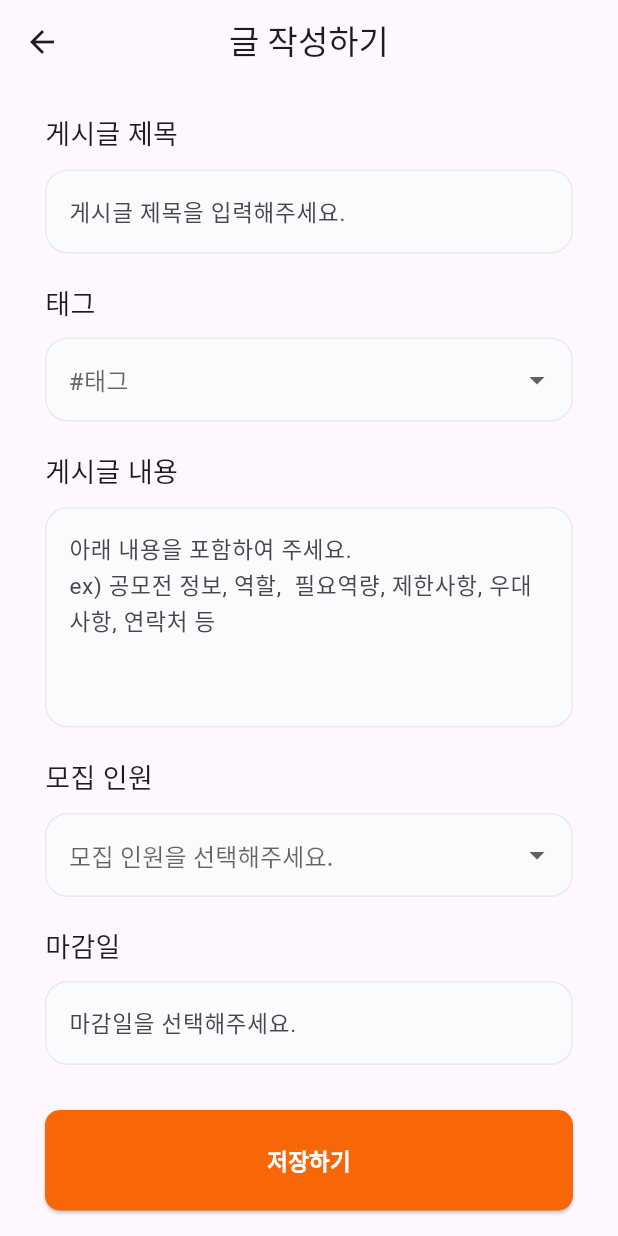
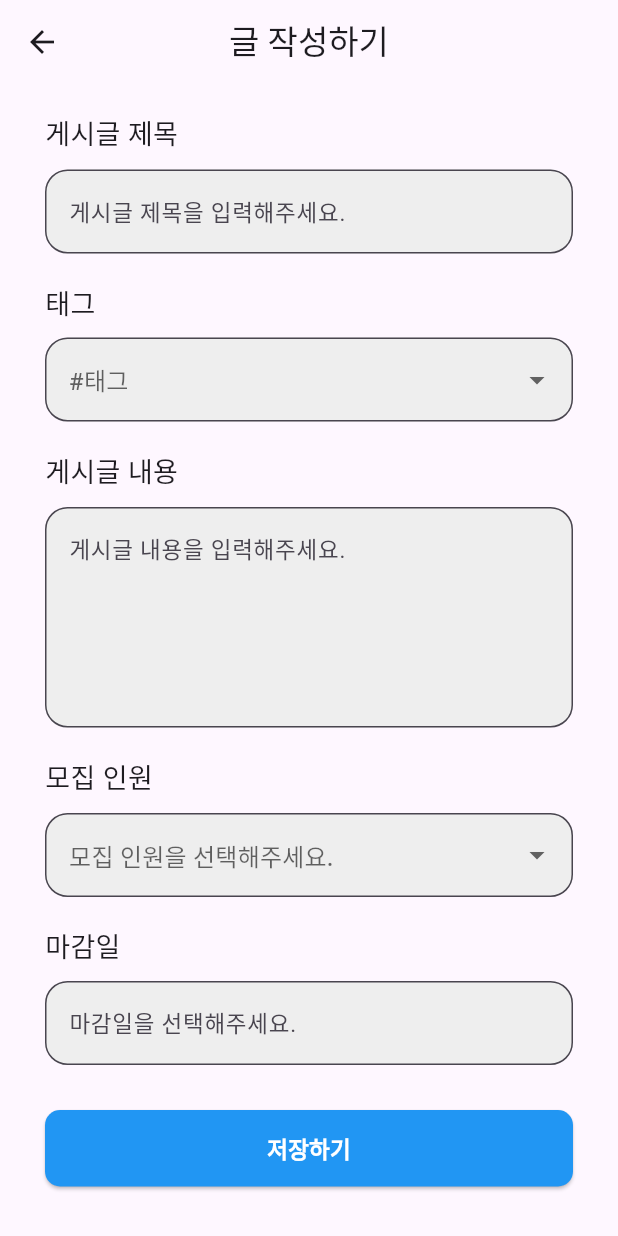
Before and after one commit to DreamOrReality/Dream-Or-Reality-Flutter, a Flutter app: the WriteMyPostScreen screen opened by its route, on a phone screen of 412 x 824 dp. Run offline on Flutter 3.47's test engine with Material 3 defaults, Android fonts, the phone set to English and light mode, and no system bars; our stand-ins replace fl_chart, shared_preferences, table_calendar; accounts and stored records are empty.

Commit message:
프로젝트 저장 연결

```diff
--- a/lib/screens/study/write_mypost_screen.dart
+++ b/lib/screens/study/write_mypost_screen.dart
@@ -1,9 +1,8 @@
+import 'dart:convert';
 import 'package:flutter/material.dart';
 import 'package:http/http.dart' as http;
 import 'package:intl/intl.dart';
-import 'dart:convert';
-
-import '../../theme/color.dart';
+import 'package:shared_preferences/shared_preferences.dart';
 
 class WriteMyPostScreen extends StatefulWidget {
   const WriteMyPostScreen({super.key});
@@ -13,35 +12,37 @@ class WriteMyPostScreen extends StatefulWidget {
 }
 
 class _WriteMyPostScreenState extends State<WriteMyPostScreen> {
-  // 작성 목록
   late String postTitle = '';
   late String postTag = '';
   late String postContent = '';
-  late int recuritCount = 0;
+  late int recruitCount = 0;
   DateTime? deadline;
 
-  // 태그 - 해당 분야 목록
-  final List<String> tags = [
-    "백엔드 개발자",
-    "프론트엔드 개발자",
-    "모바일 앱 개발자",
-    "UI/UX 디자이너",
-    "3D 디자이너",
-    "영상디자이너"
-  ];
+  // Function to get user ID from SharedPreferences
+  Future<int?> _getUserId() async {
+    final prefs = await SharedPreferences.getInstance();
+    return prefs.getInt('userId');
+  }
 
-  // 데이터 베이스 저장 로직
   Future<void> savePostToDatabase() async {
+    final userId = await _getUserId();
+    if (userId == null) {
+      ScaffoldMessenger.of(context).showSnackBar(
+        const SnackBar(content: Text("사용자 정보를 찾을 수 없습니다.")),
+      );
+      return;
+    }
+
     final url = Uri.parse('http://43.202.54.53:3000/user/saveProjects');
     final response = await http.post(
       url,
       headers: {'Content-Type': 'application/json'},
       body: jsonEncode({
-        'UserId': 2, // Replace with actual user id
+        'UserId': userId,
         'title': postTitle,
         'tag': postTag,
         'content': postContent,
-        'recruit': recuritCount,
+        'recruit': recruitCount,
         'deadline': DateFormat('yyyy-MM-dd').format(deadline!),
       }),
     );
@@ -71,17 +72,16 @@ class _WriteMyPostScreenState extends State<WriteMyPostScreen> {
             crossAxisAlignment: CrossAxisAlignment.start,
             children: [
               const SizedBox(height: 20),
-              buildInputTitle(context), // 제목 입력
+              buildInputTitle(context),
               const SizedBox(height: 20),
-              buildDropdownTag(context), // 태그 드롭다운
+              buildDropdownTag(context),
               const SizedBox(height: 20),
-              buildInputContent(context), // 게시글 내용 입력
+              buildInputContent(context),
               const SizedBox(height: 20),
-              buildRecuritInput(context), // 모집 인원 입력
+              buildRecruitInput(context),
               const SizedBox(height: 20),
-              buildDeadlineInput(context), // 마감일 입력
+              buildDeadlineInput(context),
               const SizedBox(height: 30),
-              // 저장 버튼
               SizedBox(
                 width: MediaQuery.of(context).size.width,
                 child: ElevatedButton(
@@ -90,12 +90,13 @@ class _WriteMyPostScreenState extends State<WriteMyPostScreen> {
                       savePostToDatabase();
                     } else {
                       ScaffoldMessenger.of(context).showSnackBar(
-                          const SnackBar(content: Text("마감일을 선택해주세요.")));
+                        const SnackBar(content: Text("마감일을 선택해주세요.")),
+                      );
                     }
                   },
                   style: ElevatedButton.styleFrom(
-                    backgroundColor: primaryColor,
-                    padding: const EdgeInsets.all(23),
+                    backgroundColor: Colors.blue,
+                    padding: const EdgeInsets.all(15),
                     shape: RoundedRectangleBorder(
                       borderRadius: BorderRadius.circular(10),
                     ),
@@ -103,9 +104,10 @@ class _WriteMyPostScreenState extends State<WriteMyPostScreen> {
                   child: const Text(
                     '저장하기',
                     style: TextStyle(
-                        color: Colors.white,
-                        fontWeight: FontWeight.bold,
-                        fontSize: 15),
+                      color: Colors.white,
+                      fontWeight: FontWeight.bold,
+                      fontSize: 15,
+                    ),
                   ),
                 ),
               ),
@@ -116,7 +118,6 @@ class _WriteMyPostScreenState extends State<WriteMyPostScreen> {
     );
   }
 
-  // 제목 입력
   Widget buildInputTitle(BuildContext context) {
     return Column(
       crossAxisAlignment: CrossAxisAlignment.start,
@@ -132,24 +133,10 @@ class _WriteMyPostScreenState extends State<WriteMyPostScreen> {
             hintStyle: const TextStyle(fontSize: 15),
             border: OutlineInputBorder(
               borderRadius: BorderRadius.circular(15),
-              borderSide: BorderSide(
-                color: strokeColor,
-              ),
-            ),
-            enabledBorder: OutlineInputBorder(
-              borderRadius: BorderRadius.circular(15),
-              borderSide: BorderSide(
-                color: strokeColor,
-              ),
-            ),
-            focusedBorder: OutlineInputBorder(
-              borderRadius: BorderRadius.circular(15),
-              borderSide: BorderSide(
-                color: primaryColor,
-              ),
+              borderSide: BorderSide(color: Colors.grey),
             ),
             filled: true,
-            fillColor: inputBackgroundColor,
+            fillColor: Colors.grey.shade200,
           ),
           onChanged: (value) {
             setState(() {
@@ -161,7 +148,6 @@ class _WriteMyPostScreenState extends State<WriteMyPostScreen> {
     );
   }
 
-  // 태그 드롭다운
   Widget buildDropdownTag(BuildContext context) {
     return Column(
       crossAxisAlignment: CrossAxisAlignment.start,
@@ -174,31 +160,19 @@ class _WriteMyPostScreenState extends State<WriteMyPostScreen> {
             hintStyle: const TextStyle(fontSize: 15),
             border: OutlineInputBorder(
               borderRadius: BorderRadius.circular(15),
-              borderSide: BorderSide(
-                color: strokeColor,
-              ),
-            ),
-            enabledBorder: OutlineInputBorder(
-              borderRadius: BorderRadius.circular(15),
-              borderSide: BorderSide(
-                color: strokeColor,
-              ),
-            ),
-            focusedBorder: OutlineInputBorder(
-              borderRadius: BorderRadius.circular(15),
-              borderSide: BorderSide(
-                color: primaryColor,
-              ),
+              borderSide: BorderSide(color: Colors.grey),
             ),
             filled: true,
-            fillColor: inputBackgroundColor,
+            fillColor: Colors.grey.shade200,
           ),
-          items: tags.map((String value) {
-            return DropdownMenuItem<String>(
-              value: value,
-              child: Text(value, style: const TextStyle(fontSize: 15)),
-            );
-          }).toList(),
+          items: [
+            DropdownMenuItem(child: Text('백엔드 개발자'), value: '백엔드 개발자'),
+            DropdownMenuItem(child: Text('프론트엔드 개발자'), value: '프론트엔드 개발자'),
+            DropdownMenuItem(child: Text('모바일 앱 개발자'), value: '모바일 앱 개발자'),
+            DropdownMenuItem(child: Text('UI/UX 디자이너'), value: 'UI/UX 디자이너'),
+            DropdownMenuItem(child: Text('3D 디자이너'), value: '3D 디자이너'),
+            DropdownMenuItem(child: Text('영상디자이너'), value: '영상디자이너'),
+          ],
           onChanged: (value) {
             setState(() {
               postTag = value!;
@@ -209,7 +183,6 @@ class _WriteMyPostScreenState extends State<WriteMyPostScreen> {
     );
   }
 
-  // 내용 입력
   Widget buildInputContent(BuildContext context) {
     return Column(
       crossAxisAlignment: CrossAxisAlignment.start,
@@ -221,29 +194,14 @@ class _WriteMyPostScreenState extends State<WriteMyPostScreen> {
           maxLines: 5,
           style: const TextStyle(fontSize: 15),
           decoration: InputDecoration(
-            hintText:
-                '아래 내용을 포함하여 주세요.\nex) 공모전 정보, 역할,  필요역량, 제한사항, 우대사항, 연락처 등',
+            hintText: '게시글 내용을 입력해주세요.',
             hintStyle: const TextStyle(fontSize: 15),
             border: OutlineInputBorder(
               borderRadius: BorderRadius.circular(15),
-              borderSide: BorderSide(
-                color: strokeColor,
-              ),
-            ),
-            enabledBorder: OutlineInputBorder(
-              borderRadius: BorderRadius.circular(15),
-              borderSide: BorderSide(
-                color: strokeColor,
-              ),
-            ),
-            focusedBorder: OutlineInputBorder(
-              borderRadius: BorderRadius.circular(15),
-              borderSide: BorderSide(
-                color: primaryColor,
-              ),
+              borderSide: BorderSide(color: Colors.grey),
             ),
             filled: true,
-            fillColor: inputBackgroundColor,
+            fillColor: Colors.grey.shade200,
           ),
           onChanged: (value) {
             setState(() {
@@ -255,8 +213,7 @@ class _WriteMyPostScreenState extends State<WriteMyPostScreen> {
     );
   }
 
-  // 모집 인원 입력
-  Widget buildRecuritInput(BuildContext context) {
+  Widget buildRecruitInput(BuildContext context) {
     return Column(
       crossAxisAlignment: CrossAxisAlignment.start,
       children: [
@@ -268,36 +225,20 @@ class _WriteMyPostScreenState extends State<WriteMyPostScreen> {
             hintStyle: const TextStyle(fontSize: 15),
             border: OutlineInputBorder(
               borderRadius: BorderRadius.circular(15),
-              borderSide: BorderSide(
-                color: strokeColor,
-              ),
-            ),
-            enabledBorder: OutlineInputBorder(
-              borderRadius: BorderRadius.circular(15),
-              borderSide: BorderSide(
-                color: strokeColor,
-              ),
-            ),
-            focusedBorder: OutlineInputBorder(
-              borderRadius: BorderRadius.circular(15),
-              borderSide: BorderSide(
-                color: primaryColor,
-              ),
+              borderSide: BorderSide(color: Colors.grey),
             ),
             filled: true,
-            fillColor: inputBackgroundColor,
+            fillColor: Colors.grey.shade200,
           ),
-          items: List<DropdownMenuItem<int>>.generate(
-            7,
-            (int index) => DropdownMenuItem<int>(
-              value: index,
-              child:
-                  Text(index.toString(), style: const TextStyle(fontSize: 15)),
-            ),
-          ),
+          items: List.generate(7, (index) {
+            return DropdownMenuItem(
+              child: Text((index + 1).toString()),
+              value: index + 1,
+            );
+          }),
           onChanged: (value) {
             setState(() {
-              recuritCount = value!;
+              recruitCount = value!;
             });
           },
         ),
@@ -305,7 +246,6 @@ class _WriteMyPostScreenState extends State<WriteMyPostScreen> {
     );
   }
 
-  // 마감일 입력
   Widget buildDeadlineInput(BuildContext context) {
     return Column(
       crossAxisAlignment: CrossAxisAlignment.start,
@@ -338,24 +278,10 @@ class _WriteMyPostScreenState extends State<WriteMyPostScreen> {
                 hintStyle: const TextStyle(fontSize: 15),
                 border: OutlineInputBorder(
                   borderRadius: BorderRadius.circular(15),
-                  borderSide: BorderSide(
-                    color: strokeColor,
-                  ),
-                ),
-                enabledBorder: OutlineInputBorder(
-                  borderRadius: BorderRadius.circular(15),
-                  borderSide: BorderSide(
-                    color: strokeColor,
-                  ),
-                ),
-                focusedBorder: OutlineInputBorder(
-                  borderRadius: BorderRadius.circular(15),
-                  borderSide: BorderSide(
-                    color: primaryColor,
-                  ),
+                  borderSide: BorderSide(color: Colors.grey),
                 ),
                 filled: true,
-                fillColor: inputBackgroundColor,
+                fillColor: Colors.grey.shade200,
               ),
               style: const TextStyle(fontSize: 15),
             ),
```
